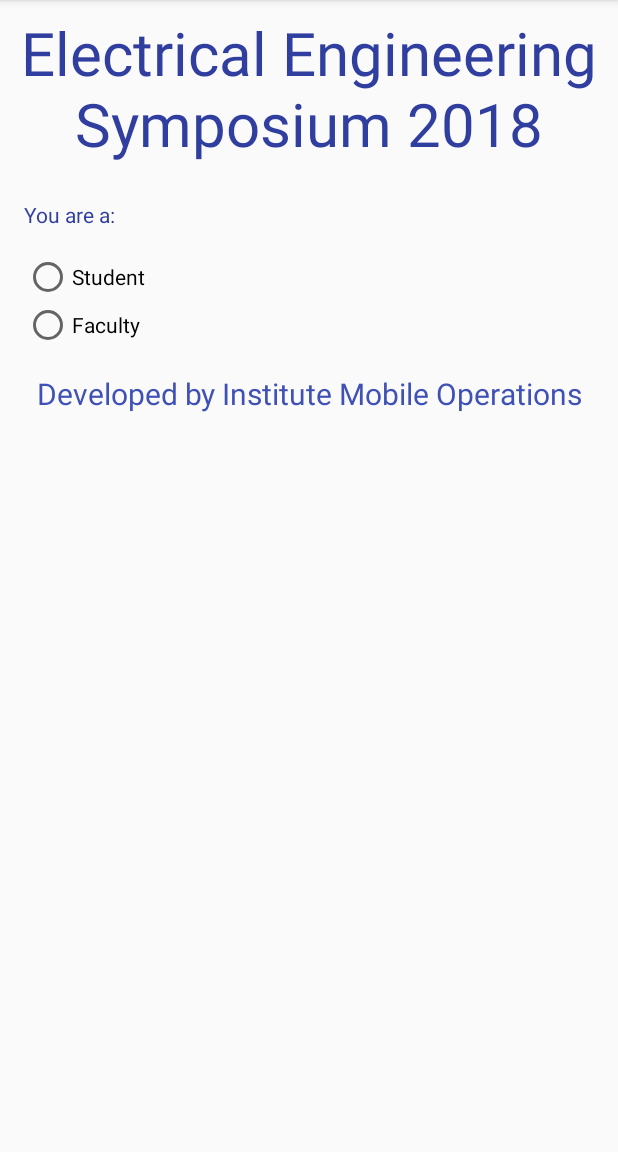
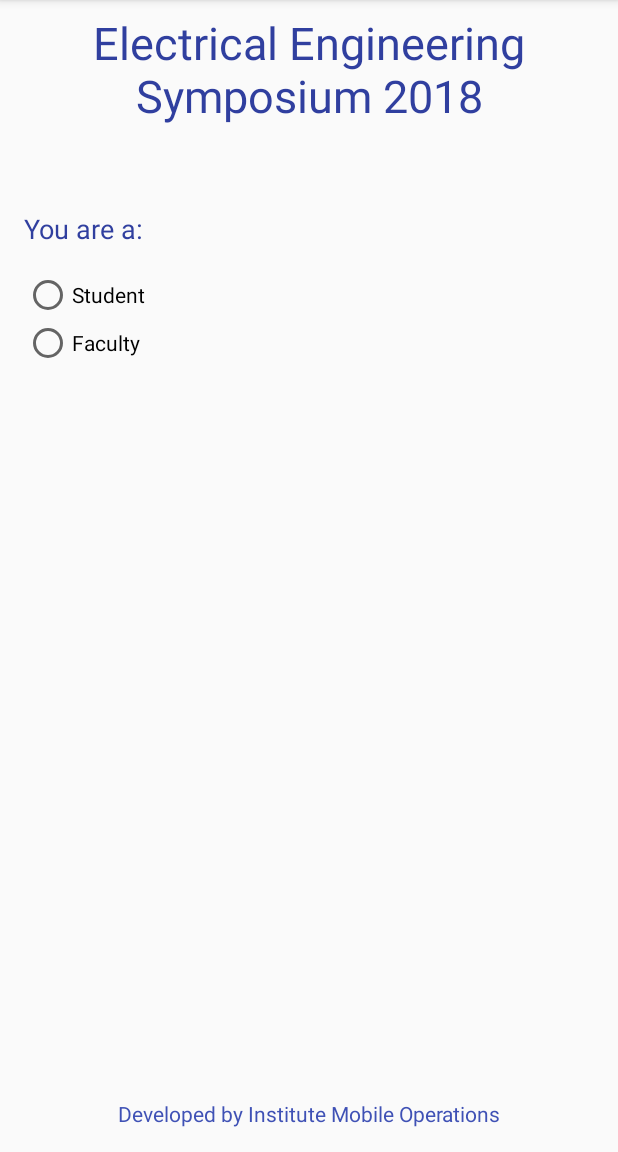
Before and after one commit to omkarpatil18/Review, an Android app: the screen it shows after launch (SplashActivity), on a phone screen of 412 x 824 dp, the part 84-1236 px from its top. Run offline under Robolectric (Android 15) with nearby library versions, the phone set to English and light mode, and no system bars.

Commit message:
Minor changes

```diff
--- a/app/src/main/res/layout/activity_splash.xml
+++ b/app/src/main/res/layout/activity_splash.xml
@@ -1,7 +1,8 @@
 <?xml version="1.0" encoding="utf-8"?>
-<RelativeLayout xmlns:android="http://schemas.android.com/apk/res/android"
+<LinearLayout xmlns:android="http://schemas.android.com/apk/res/android"
     android:layout_width="match_parent"
-    android:layout_height="match_parent">
+    android:layout_height="match_parent"
+    android:orientation="vertical">
 
     <TextView
         android:id="@+id/ees_heading"
@@ -14,7 +15,7 @@
         android:padding="8dp"
         android:text="@string/ees"
         android:textColor="@color/colorPrimaryDark"
-        android:textSize="40dp" />
+        android:textSize="30sp" />
 
     <TextView
         android:id="@+id/select"
@@ -25,9 +26,10 @@
         android:layout_marginLeft="@dimen/activity_horizontal_margin"
         android:layout_marginRight="@dimen/activity_horizontal_margin"
         android:layout_marginStart="@dimen/activity_horizontal_margin"
-        android:layout_marginTop="@dimen/activity_vertical_margin"
+        android:layout_marginTop="48dp"
         android:text="@string/select"
-        android:textColor="@color/colorPrimaryDark" />
+        android:textColor="@color/colorPrimaryDark"
+        android:textSize="18sp" />
 
     <RadioGroup xmlns:android="http://schemas.android.com/apk/res/android"
         android:id="@+id/radio"
@@ -61,15 +63,17 @@
         android:layout_width="match_parent"
         android:layout_height="wrap_content"
         android:layout_below="@id/radio"
+        android:layout_marginBottom="@dimen/activity_vertical_margin"
         android:layout_marginEnd="@dimen/activity_horizontal_margin"
         android:layout_marginLeft="@dimen/activity_horizontal_margin"
         android:layout_marginRight="@dimen/activity_horizontal_margin"
         android:layout_marginStart="@dimen/activity_horizontal_margin"
         android:layout_marginTop="@dimen/activity_vertical_margin"
-        android:gravity="center"
+        android:layout_weight="1"
+        android:gravity="bottom|center_horizontal"
         android:text="@string/credits"
         android:textColor="@color/colorPrimary"
-        android:textSize="20dp" />
+        android:textSize="14sp" />
 
 
-</RelativeLayout>
+</LinearLayout>
```
Also changed, not shown: app/src/main/java/in/co/op45/review/MainActivity.java (+5 -11 lines), app/src/main/java/in/co/op45/review/Utils.java (added, +65 -0 lines), app/src/main/res/layout/activity_main.xml (+9 -14 lines).
